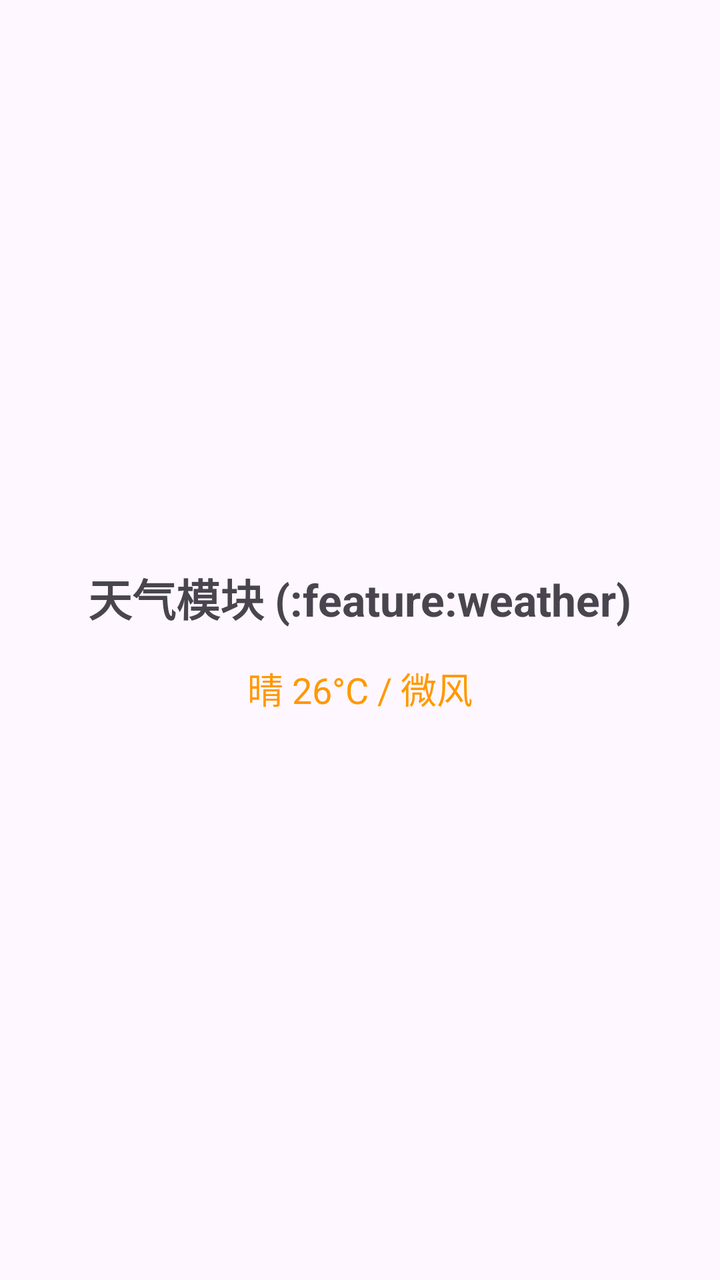
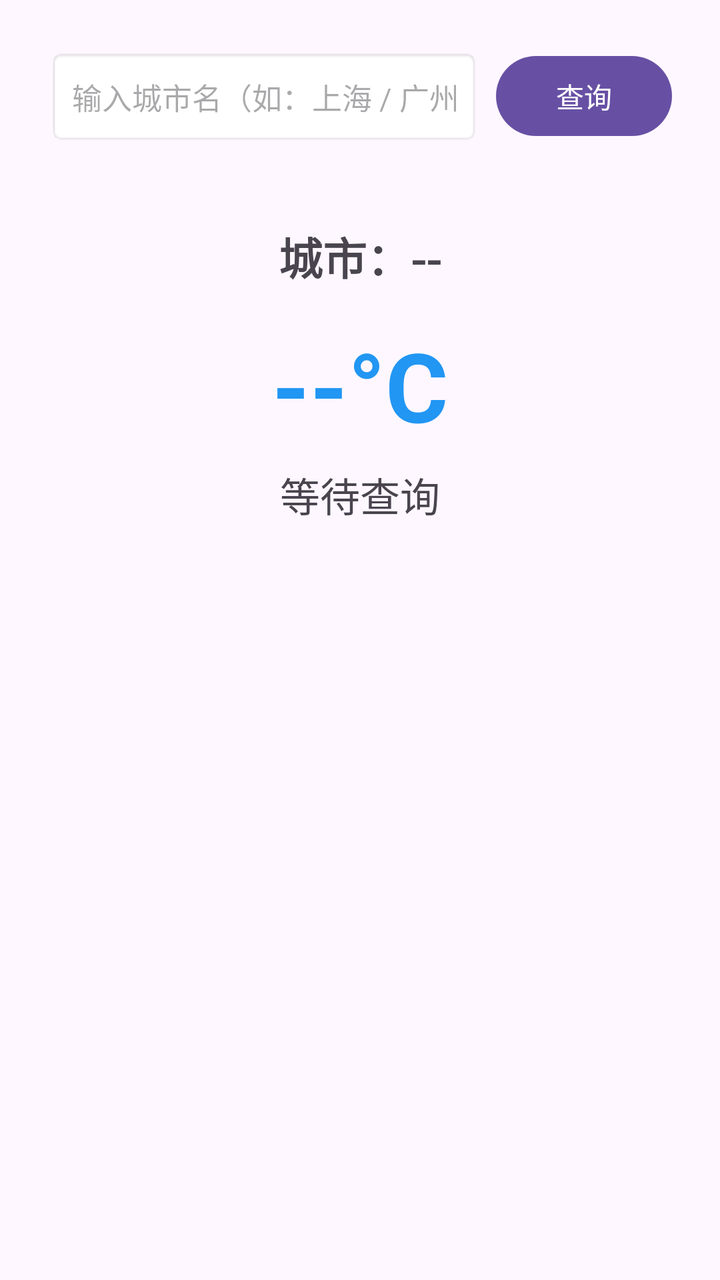

Screens rendered from an Android XML layout before and after an edit, with the pre-edit source and the edit as a unified diff.
<!-- AndroidManifest.xml: another module's application theme Theme.News -->
<!-- res/layout/activity_weather.xml -->
<?xml version="1.0" encoding="utf-8"?>
<LinearLayout xmlns:android="http://schemas.android.com/apk/res/android"
    android:layout_width="match_parent"
    android:layout_height="match_parent"
    android:gravity="center"
    android:orientation="vertical"
    android:padding="24dp">

    <TextView
        android:id="@+id/tvTitle"
        android:layout_width="wrap_content"
        android:layout_height="wrap_content"
        android:text="天气模块 (:feature:weather)"
        android:textSize="22sp"
        android:textStyle="bold" />

    <TextView
        android:id="@+id/tvWeatherInfo"
        android:layout_width="wrap_content"
        android:layout_height="wrap_content"
        android:layout_marginTop="16dp"
        android:text="晴 26°C / 微风"
        android:textSize="18sp"
        android:textColor="#FF9800" />
</LinearLayout>
<!-- resources referenced by this layout -->
<resources>
  <style name="Theme.News" parent="Base.Theme.News" />
  <style name="Base.Theme.News" parent="Theme.Material3.DayNight.NoActionBar">
          
          
      </style>
</resources>

<!-- the commit's change to res/layout/activity_weather.xml (unified diff, before → after) -->
@@ -2,24 +2,76 @@
 <LinearLayout xmlns:android="http://schemas.android.com/apk/res/android"
     android:layout_width="match_parent"
     android:layout_height="match_parent"
-    android:gravity="center"
+    android:gravity="center_horizontal"
     android:orientation="vertical"
     android:padding="24dp">
 
+    
+    <LinearLayout
+        android:layout_width="match_parent"
+        android:layout_height="wrap_content"
+        android:orientation="horizontal">
+
+        <EditText
+            android:id="@+id/etCityInput"
+            android:layout_width="0dp"
+            android:layout_height="48dp"
+            android:layout_weight="1"
+            android:background="@android:drawable/editbox_background_normal"
+            android:hint="输入城市名（如：上海 / 广州 / 成都）"
+            android:paddingStart="12dp"
+            android:paddingEnd="12dp"
+            android:singleLine="true"
+            android:textSize="15sp" />
+
+        <Button
+            android:id="@+id/btnSearch"
+            android:layout_width="wrap_content"
+            android:layout_height="wrap_content"
+            android:layout_marginStart="8dp"
+            android:text="查询" />
+    </LinearLayout>
+
     <TextView
-        android:id="@+id/tvTitle"
+        android:id="@+id/tvCity"
         android:layout_width="wrap_content"
         android:layout_height="wrap_content"
-        android:text="天气模块 (:feature:weather)"
+        android:layout_marginTop="40dp"
+        android:text="城市：--"
         android:textSize="22sp"
         android:textStyle="bold" />
 
     <TextView
-        android:id="@+id/tvWeatherInfo"
+        android:id="@+id/tvTemp"
         android:layout_width="wrap_content"
         android:layout_height="wrap_content"
         android:layout_marginTop="16dp"
-        android:text="晴 26°C / 微风"
-        android:textSize="18sp"
-        android:textColor="#FF9800" />
+        android:text="--°C"
+        android:textColor="#2196F3"
+        android:textSize="48sp"
+        android:textStyle="bold" />
+
+    <TextView
+        android:id="@+id/tvCondition"
+        android:layout_width="wrap_content"
+        android:layout_height="wrap_content"
+        android:layout_marginTop="8dp"
+        android:text="等待查询"
+        android:textSize="20sp" />
+
+    <TextView
+        android:id="@+id/tvDetails"
+        android:layout_width="wrap_content"
+        android:layout_height="wrap_content"
+        android:layout_marginTop="16dp"
+        android:textColor="#757575"
+        android:textSize="14sp" />
+
+    <ProgressBar
+        android:id="@+id/progressBar"
+        android:layout_width="wrap_content"
+        android:layout_height="wrap_content"
+        android:layout_marginTop="24dp"
+        android:visibility="gone" />
+
 </LinearLayout>
